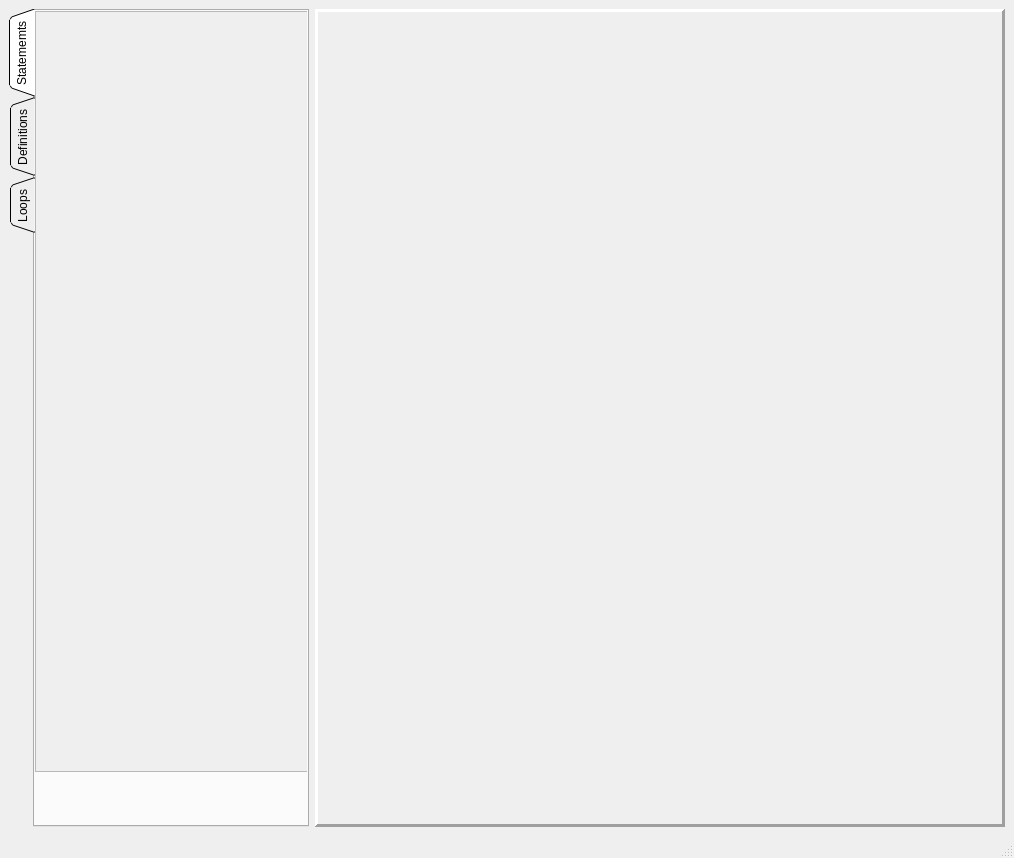
korean-byeongsin-gallary/pythonDragAndDrop, file mainUI.ui: the form before one commit.
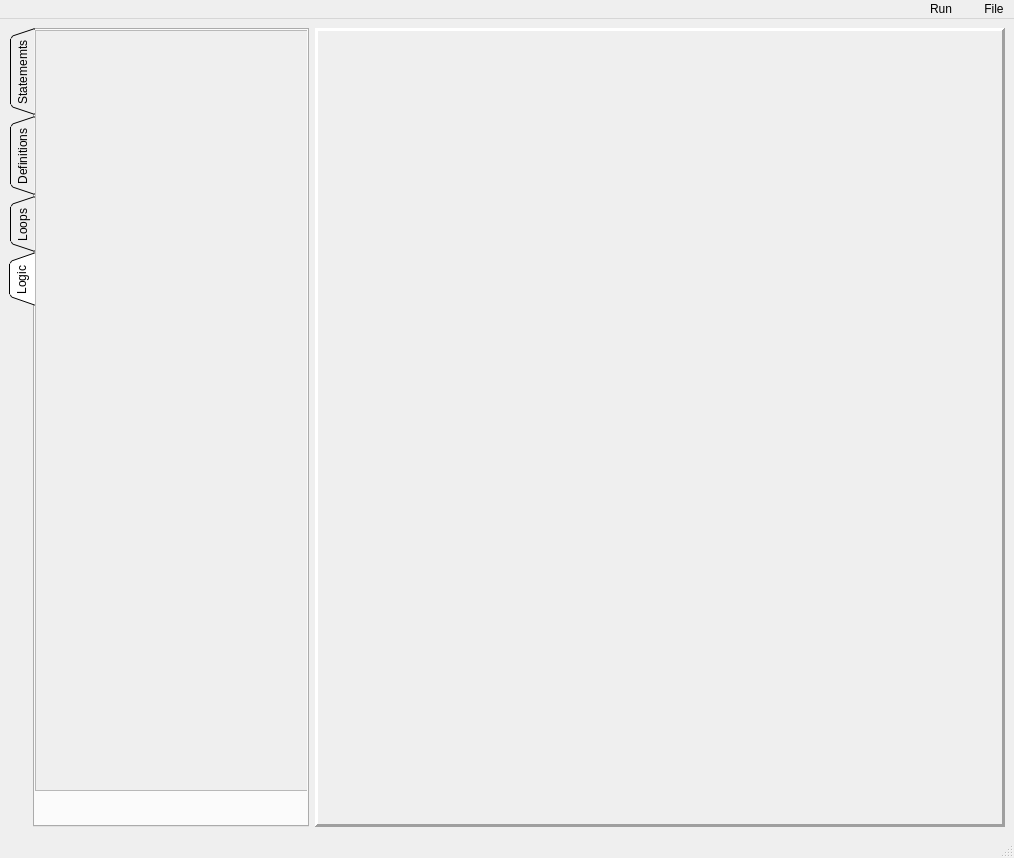
The form after the commit. The open tabs and pages were chosen to show the change. Custom widgets are drawn as their Qt base class.

The edit to the form file:
```diff
--- a/mainUI.ui
+++ b/mainUI.ui
@@ -188,6 +188,55 @@
         </widget>
        </widget>
       </widget>
+      <widget class="QWidget" name="tab_3">
+       <attribute name="title">
+        <string>Logic</string>
+       </attribute>
+       <widget class="QScrollArea" name="scrollArea_4">
+        <property name="geometry">
+         <rect>
+          <x>0</x>
+          <y>0</y>
+          <width>291</width>
+          <height>761</height>
+         </rect>
+        </property>
+        <property name="widgetResizable">
+         <bool>true</bool>
+        </property>
+        <widget class="QWidget" name="scrollAreaWidgetContents_4">
+         <property name="geometry">
+          <rect>
+           <x>0</x>
+           <y>0</y>
+           <width>289</width>
+           <height>759</height>
+          </rect>
+         </property>
+         <widget class="QWidget" name="gridLayoutWidget_4">
+          <property name="geometry">
+           <rect>
+            <x>0</x>
+            <y>0</y>
+            <width>291</width>
+            <height>751</height>
+           </rect>
+          </property>
+          <layout class="QGridLayout" name="gridLayout_4">
+           <item row="2" column="0">
+            <widget class="QWidget" name="widget_9" native="true"/>
+           </item>
+           <item row="0" column="0">
+            <widget class="blockSpawn" name="ifSpawn" native="true"/>
+           </item>
+           <item row="1" column="0">
+            <widget class="blockSpawn" name="operSpawn" native="true"/>
+           </item>
+          </layout>
+         </widget>
+        </widget>
+       </widget>
+      </widget>
      </widget>
     </item>
     <item>
@@ -227,6 +276,34 @@
      <height>26</height>
     </rect>
    </property>
+   <property name="layoutDirection">
+    <enum>Qt::RightToLeft</enum>
+   </property>
+   <widget class="QMenu" name="menuTo_code">
+    <property name="layoutDirection">
+     <enum>Qt::RightToLeft</enum>
+    </property>
+    <property name="title">
+     <string>File</string>
+    </property>
+    <addaction name="actionTo_code"/>
+    <addaction name="actionsave"/>
+    <addaction name="actionDelete_all"/>
+   </widget>
+   <widget class="QMenu" name="menuRun">
+    <property name="title">
+     <string>Run</string>
+    </property>
+    <addaction name="actionRUN"/>
+   </widget>
+   <widget class="QMenu" name="menu">
+    <property name="title">
+     <string> </string>
+    </property>
+   </widget>
+   <addaction name="menuTo_code"/>
+   <addaction name="menu"/>
+   <addaction name="menuRun"/>
   </widget>
   <widget class="QStatusBar" name="statusbar"/>
  </widget>
```
Left out of the diff: 32 changed lines with no effect on the pictures.
